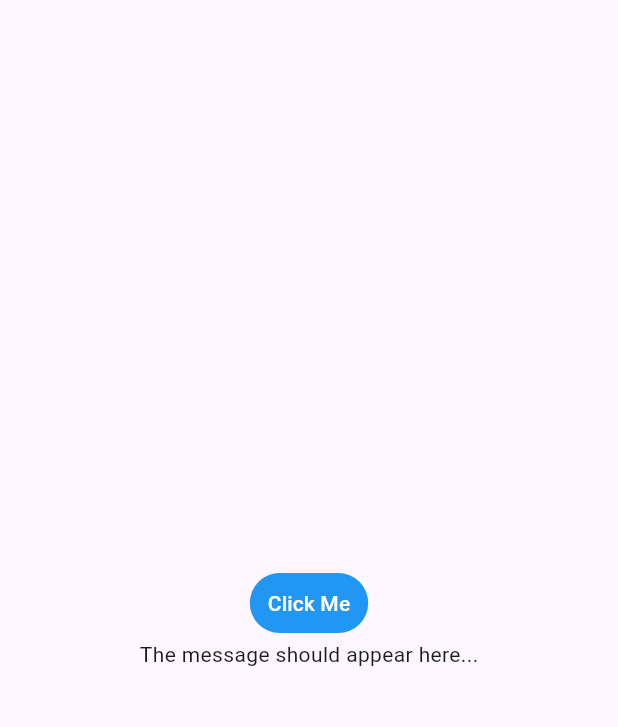
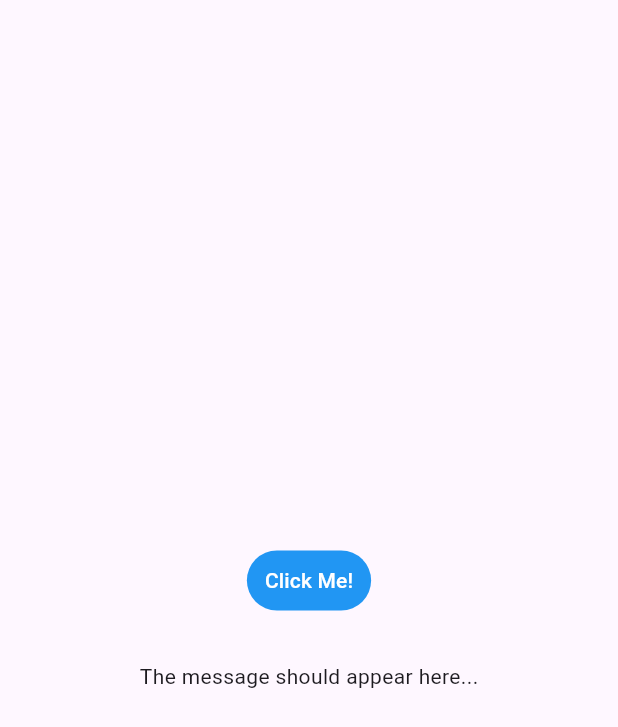
Before and after one commit to kosseinecira/gamadevdemo, a Flutter app: the screen it shows after launch, on a phone screen of 412 x 824 dp. Shown: the top 727 px of the screen. Run offline on Flutter 3.47's test engine with Material 3 defaults, Android fonts, the phone set to English and light mode, and no system bars; generated files the repository leaves out were written again.

Commit message:
Adding Internationalization feature to the app

```diff
--- /dev/null
+++ b/front_end_flutter/l10n.yaml
@@ -0,0 +1,3 @@
+arb-dir: lib/l10n
+template-arb-file: app_en.arb
+output-localization-file: app_localizations.dart
--- /dev/null
+++ b/front_end_flutter/lib/HomePage.dart
@@ -0,0 +1,31 @@
+import 'package:flutter/material.dart';
+import 'package:flutter_gen/gen_l10n/app_localizations.dart';
+
+
+class HomePage extends StatelessWidget {
+  const HomePage({super.key});
+
+  @override
+  Widget build(BuildContext context) {
+    //Scaffold is a widget in Flutter used to implements the basic material design visual layout structure.
+    return Scaffold(
+        body: Center(
+            child: Column(
+      //moving based on Y axis since it's a Column.
+      mainAxisAlignment: MainAxisAlignment.center,
+      children: [
+        // styled TextButton Widget
+        TextButton(
+          style: const ButtonStyle(
+              foregroundColor: MaterialStatePropertyAll(Colors.white),
+              backgroundColor: MaterialStatePropertyAll(Colors.blue)),
+          onPressed: null,
+          child: Text(AppLocalizations.of(context)!.clickme),
+        ),
+        // Text Widget for a message...
+        const SizedBox(height: 30),
+        const Text("The message should appear here...")
+      ],
+    )));
+  }
+}
--- /dev/null
+++ b/front_end_flutter/lib/MyApp.dart
@@ -0,0 +1,32 @@
+import 'package:flutter/material.dart';
+import 'package:flutter_localizations/flutter_localizations.dart';
+import 'package:flutter_gen/gen_l10n/app_localizations.dart';
+import 'package:front_end_flutter/HomePage.dart';
+
+class MyApp extends StatelessWidget {
+  const MyApp({super.key});
+
+  // This widget is the root of your application.
+  @override
+  Widget build(BuildContext context) {
+    //MaterialApp is a class in the Flutter framework that provides a default implementation of Material Design
+    return const MaterialApp(
+        title: 'Click Me App',
+        // Adding Internationlization
+        //The elements of the localizationsDelegates list are factories that produce collections of localized values.
+        localizationsDelegates: [
+          AppLocalizations.delegate,
+          //provides localized strings and other values for the Material Components library
+          // the Material package should now be correctly localized in one of the 115 supported locales.
+          GlobalMaterialLocalizations.delegate,
+          // defines the default text direction,
+          GlobalWidgetsLocalizations.delegate
+        ],
+        supportedLocales: [
+          Locale('en'), // English
+          Locale('es'), // Spanish
+          Locale('ar'), // Arabic
+        ],
+        home: HomePage());
+  }
+}
--- /dev/null
+++ b/front_end_flutter/lib/l10n/app_ar.arb
@@ -0,0 +1,3 @@
+{
+    "clickme": "انقرني"
+}
--- /dev/null
+++ b/front_end_flutter/lib/l10n/app_en.arb
@@ -0,0 +1,6 @@
+{
+  "clickme": "Click Me!",
+  "@clickme": {
+    "description": "This is the text content of a button which gonna be clicked."
+  }
+}
--- /dev/null
+++ b/front_end_flutter/lib/l10n/app_es.arb
@@ -0,0 +1,3 @@
+{
+    "clickme": "Clickeame!"
+}
--- a/front_end_flutter/lib/main.dart
+++ b/front_end_flutter/lib/main.dart
@@ -1,33 +1,6 @@
 import 'package:flutter/material.dart';
+import 'package:front_end_flutter/MyApp.dart';
 
 void main() {
   runApp(const MyApp());
 }
-
-class MyApp extends StatelessWidget {
-  const MyApp({super.key});
-
-  // This widget is the root of your application.
-  @override
-  Widget build(BuildContext context) {
-    return const MaterialApp(
-        home: Scaffold(
-            body: Center(
-                child: Column(
-      //moving based on Y axis since it's a Column.
-      mainAxisAlignment: MainAxisAlignment.center,
-      children: [
-        // styled TextButton Widget
-        TextButton(
-          style: ButtonStyle(
-              foregroundColor: MaterialStatePropertyAll(Colors.white),
-              backgroundColor: MaterialStatePropertyAll(Colors.blue)),
-          onPressed: null,
-          child: Text("Click Me"),
-        ),
-        // Text Widget for a message...
-        Text("The message should appear here...")
-      ],
-    ))));
-  }
-}
```
Also changed, not shown: front_end_flutter/pubspec.yaml (+7 -0 lines), front_end_flutter/pubspec.lock.
